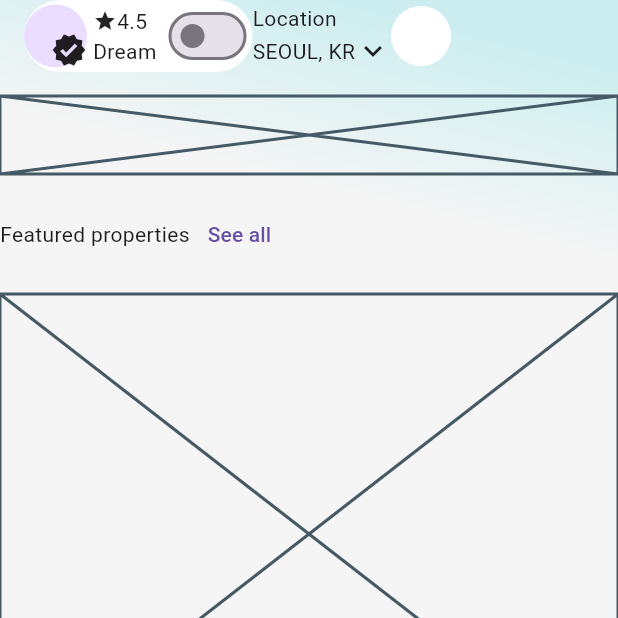
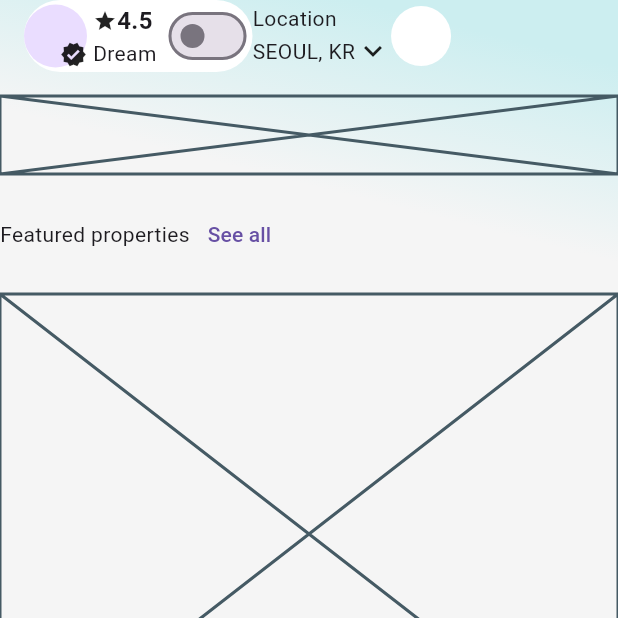
Before and after one commit to JAICHANGPARK/flutter_notebook_chapter_49, a Flutter app: the RealEstateHomePage screen opened directly, on a phone screen of 412 x 824 dp, the top half of it. Run offline on Flutter 3.47's test engine with Material 3 defaults, Android fonts, the phone set to English and light mode, and no system bars; our stand-ins replace dots_indicator, gap, google_fonts.

Commit message:
Update real_estate_home_page.dart

```diff
--- a/lib/ep2472_real_estate_app/ui/real_estate_home_page.dart
+++ b/lib/ep2472_real_estate_app/ui/real_estate_home_page.dart
@@ -56,9 +56,10 @@ class _RealEstateHomePageState extends State<RealEstateHomePage> {
                                   children: [
                                     CircleAvatar(radius: 24),
                                     Positioned(
-                                        right: 0,
-                                        bottom: 0,
-                                        child: Icon(Icons.verified)),
+                                      right: 0,
+                                      bottom: 0,
+                                      child: Icon(Icons.verified, size: 18),
+                                    ),
                                   ],
                                 ),
                               ),
@@ -68,7 +69,13 @@ class _RealEstateHomePageState extends State<RealEstateHomePage> {
                                   Row(
                                     children: [
                                       Icon(Icons.star, size: 16),
-                                      Text('4.5'),
+                                      Text(
+                                        '4.5',
+                                        style: TextStyle(
+                                          fontWeight: FontWeight.bold,
+                                          fontSize: 16,
+                                        ),
+                                      ),
                                     ],
                                   ),
                                   Text("Dream"),
```
